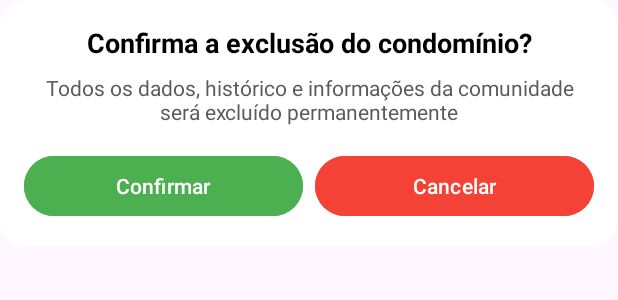
After one commit to yagoluucas/gs-energywise-android, an Android app: the layout dialog_confirmacao.xml on its own in the app's theme, with its tools: preview values and no code run, on a phone screen of 412 x 824 dp. The commit adds this screen. Shown: the top 300 px of the screen. Run offline under Robolectric (Android 15) with nearby library versions, the phone set to English and light mode, and no system bars.

Commit message:
adicionado processo para excluir comunidade

```diff
--- a/app/src/main/AndroidManifest.xml
+++ b/app/src/main/AndroidManifest.xml
@@ -20,7 +20,7 @@
             android:name=".activity.CriarConta"
             android:exported="false" />
         <activity
-            android:name=".activity.DetalhesComunidade"
+            android:name=".activity.DetalhesCondominio"
             android:windowSoftInputMode="adjustPan" />
         <activity
             android:name=".activity.PerfilUsuario"
--- a/app/src/main/java/com/example/energywise/fragment/CloseFragment.kt
+++ b/app/src/main/java/com/example/energywise/fragment/CloseFragment.kt
@@ -2,7 +2,6 @@ package com.example.energywise.fragment
 
 import android.content.Intent
 import android.os.Bundle
-import android.util.Log
 import android.view.LayoutInflater
 import android.view.View
 import android.view.ViewGroup
@@ -10,7 +9,7 @@ import android.widget.Button
 import androidx.fragment.app.Fragment
 import com.example.energywise.R
 import com.example.energywise.activity.AtualizarCondominio
-import com.example.energywise.activity.DetalhesComunidade
+import com.example.energywise.activity.DetalhesCondominio
 import com.example.energywise.activity.HomeActivity
 import com.example.energywise.model.Condominio
 
@@ -27,7 +26,7 @@ class CloseFragment: Fragment() {
         btnFecharPagina.setOnClickListener {
             if(requireActivity() is AtualizarCondominio) {
                 val condominio = arguments?.getSerializable("condominio") as? Condominio
-                val intent = Intent(activity, DetalhesComunidade::class.java)
+                val intent = Intent(activity, DetalhesCondominio::class.java)
                 intent.putExtra("condominio", condominio)
                 startActivity(intent)
             } else {
--- a/app/src/main/java/com/example/energywise/recyclerview/AdapterListaCondominio.kt
+++ b/app/src/main/java/com/example/energywise/recyclerview/AdapterListaCondominio.kt
@@ -8,9 +8,8 @@ import android.view.ViewGroup
 import android.widget.TextView
 import androidx.recyclerview.widget.RecyclerView
 import com.example.energywise.R
-import com.example.energywise.activity.DetalhesComunidade
+import com.example.energywise.activity.DetalhesCondominio
 import com.example.energywise.model.Condominio
-import java.util.concurrent.locks.Condition
 
 class AdapterListaCondominio(
     private val context: Context,
@@ -32,7 +31,7 @@ class AdapterListaCondominio(
             estoqueRecomendado.text = condominio.estoqueRecomendado.toString().plus(" kW’s recomendado")
 
             itemView.setOnClickListener{
-                val intent = Intent(context, DetalhesComunidade::class.java)
+                val intent = Intent(context, DetalhesCondominio::class.java)
                 intent.putExtra("condominio", condominio)
                 context.startActivity(intent)
             }
--- /dev/null
+++ b/app/src/main/res/drawable/dialog_background.xml
@@ -0,0 +1,5 @@
+<shape xmlns:android="http://schemas.android.com/apk/res/android">
+    <solid android:color="#FFFFFF" />
+    <corners android:radius="16dp" />
+    <padding android:left="8dp" android:top="8dp" android:right="8dp" android:bottom="8dp" />
+</shape>
--- a/app/src/main/res/layout/activity_detalhes_comunidade.xml
+++ b/app/src/main/res/layout/activity_detalhes_comunidade.xml
@@ -4,7 +4,7 @@
     android:layout_height="match_parent"
     xmlns:app="http://schemas.android.com/apk/res-auto"
     xmlns:tools="http://schemas.android.com/tools"
-    tools:context=".activity.DetalhesComunidade"
+    tools:context=".activity.DetalhesCondominio"
     android:layout_marginHorizontal="15dp">
 
     <androidx.fragment.app.FragmentContainerView
--- /dev/null
+++ b/app/src/main/res/layout/dialog_confirmacao.xml
@@ -0,0 +1,56 @@
+<LinearLayout
+    xmlns:android="http://schemas.android.com/apk/res/android"
+    android:layout_width="match_parent"
+    android:layout_height="wrap_content"
+    android:orientation="vertical"
+    android:padding="16dp"
+    android:background="@drawable/dialog_background">
+
+    <TextView
+        android:id="@+id/DialogConfirmacao_TextoConfirma_TextView"
+        android:layout_width="match_parent"
+        android:layout_height="wrap_content"
+        android:text="Confirma a exclusão do condomínio?"
+        android:textSize="18sp"
+        android:textColor="#000"
+        android:textStyle="bold"
+        android:gravity="center"
+        android:paddingBottom="8dp" />
+
+    <TextView
+        android:id="@+id/DialogConfirmacao_TextoInfoExclusao_TextView"
+        android:layout_width="match_parent"
+        android:layout_height="wrap_content"
+        android:text="Todos os dados, histórico e informações da comunidade será excluído permanentemente"
+        android:textSize="14sp"
+        android:textColor="#5A5A5A"
+        android:gravity="center"
+        android:paddingBottom="16dp" />
+
+    <LinearLayout
+        android:layout_width="match_parent"
+        android:layout_height="wrap_content"
+        android:orientation="horizontal"
+        android:gravity="center">
+
+        <Button
+            android:id="@+id/DialogConfirmacao_BotaoConfirma_Button"
+            android:layout_width="0dp"
+            android:layout_height="wrap_content"
+            android:layout_weight="1"
+            android:layout_marginEnd="8dp"
+            android:text="Confirmar"
+            android:textColor="#FFF"
+            android:backgroundTint="#4CAF50" />
+
+        <Button
+            android:id="@+id/DialogConfirmacao_BotaoCancelar_Button"
+            android:layout_width="0dp"
+            android:layout_height="wrap_content"
+            android:layout_weight="1"
+            android:text="Cancelar"
+            android:textColor="#FFF"
+            android:backgroundTint="#F44336" />
+
+    </LinearLayout>
+</LinearLayout>
```
Also changed, not shown: app/src/main/java/com/example/energywise/MainActivity.kt (+24 -9 lines), app/src/main/java/com/example/energywise/activity/DetalhesCondominio.kt (renamed from app/src/main/java/com/example/energywise/activity/DetalhesComunidade.kt, +61 -8 lines), app/src/main/res/drawable/sign_out.xml (added, +9 -0 lines), app/src/main/res/layout/activity_perfil_usuario.xml (+22 -0 lines).
